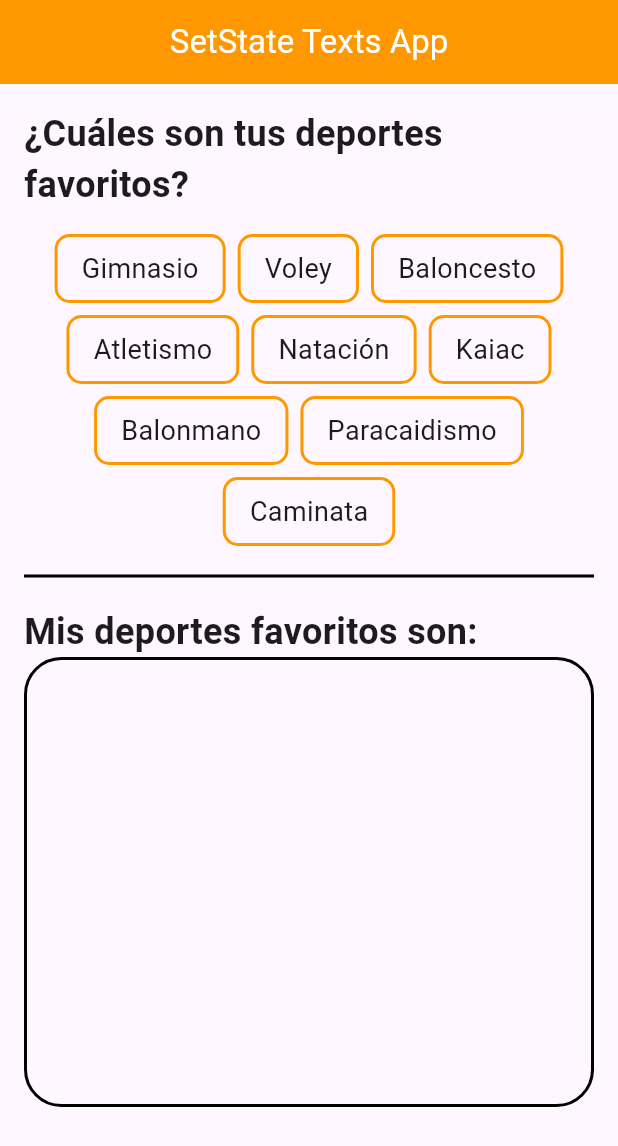
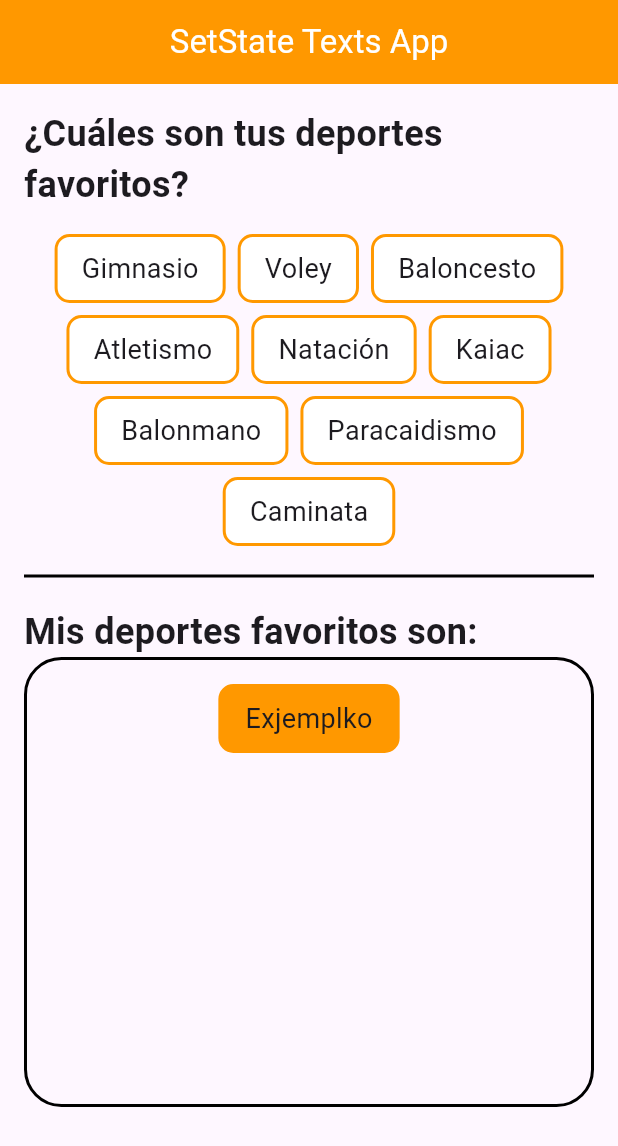
Before and after one commit to fr4nsgallegos/statefullAppG9, a Flutter app: the screen it shows after launch, on a phone screen of 412 x 824 dp. Shown: the top 1146 px of the screen. Run offline on Flutter 3.47's test engine with Material 3 defaults, Android fonts, the phone set to English and light mode, and no system bars.

```diff
--- a/lib/pages/favorite_deports_page.dart
+++ b/lib/pages/favorite_deports_page.dart
@@ -17,6 +17,8 @@ class FavoriteDeportsPage extends StatelessWidget {
   //     ),
   //   );
   // }
+
+  List<DeportModel> favoriteDeportList = [DeportModel("Exjemplko", true)];
 
   @override
   Widget build(BuildContext context) {
@@ -64,6 +66,7 @@ class FavoriteDeportsPage extends StatelessWidget {
               style: TextStyle(fontSize: 24, fontWeight: FontWeight.bold),
             ),
             Container(
+              padding: EdgeInsets.all(16),
               width: double.infinity,
               height: 300,
               decoration: BoxDecoration(
@@ -71,7 +74,15 @@ class FavoriteDeportsPage extends StatelessWidget {
                 borderRadius: BorderRadius.circular(25),
                 border: Border.all(width: 2, color: Colors.black),
               ),
-              child: Wrap(),
+              child: Wrap(
+                alignment: WrapAlignment.center,
+                runSpacing: 8,
+                spacing: 8,
+                children: [
+                  for (int i = 0; i < favoriteDeportList.length; i++)
+                    ItemDeportWidget(deporte: favoriteDeportList[i]),
+                ],
+              ),
             )
           ],
         ),
--- a/lib/widgets/item_deport_widget.dart
+++ b/lib/widgets/item_deport_widget.dart
@@ -1,22 +1,34 @@
 import 'package:flutter/material.dart';
 import 'package:statefullappg9/models/deport_model.dart';
 
-class ItemDeportWidget extends StatelessWidget {
+class ItemDeportWidget extends StatefulWidget {
   DeportModel deporte;
   ItemDeportWidget({required this.deporte});
 
   @override
+  State<ItemDeportWidget> createState() => _ItemDeportWidgetState();
+}
+
+class _ItemDeportWidgetState extends State<ItemDeportWidget> {
+  @override
   Widget build(BuildContext context) {
-    return Container(
+    return GestureDetector(
+      onTap: () {
+        widget.deporte.isFavorite = !widget.deporte.isFavorite;
+        setState(() {});
+      },
+      child: Container(
         padding: EdgeInsets.symmetric(horizontal: 16, vertical: 8),
         decoration: BoxDecoration(
-        // color: Colors.red,
+          color:
+              widget.deporte.isFavorite == true ? Colors.orange : Colors.white,
           border: Border.all(color: Colors.orange, width: 2),
           borderRadius: BorderRadius.circular(10),
         ),
         child: Text(
-        deporte.name,
+          widget.deporte.name,
           style: TextStyle(fontSize: 18),
+        ),
       ),
     );
   }
```
Lines whose indentation alone changed are shown as unchanged.
